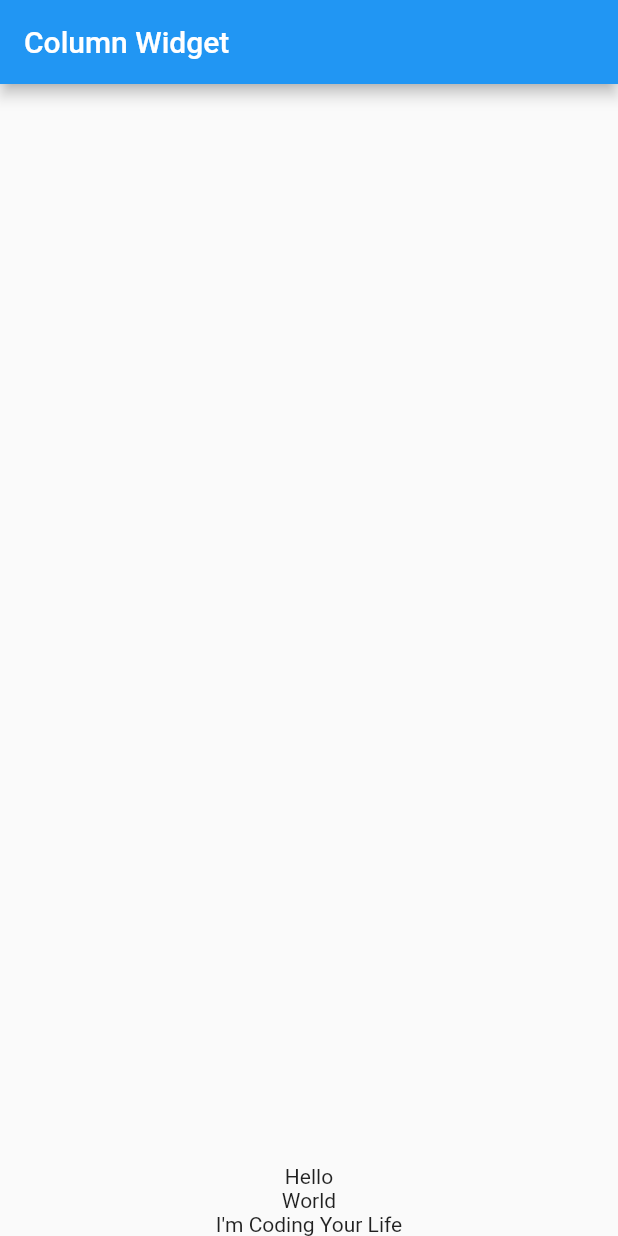
After one commit to faisalramdan17/flutter_basic_tutorial, a Flutter app: the screen it shows after launch, on a phone screen of 412 x 824 dp. The commit adds this screen. Run offline on Flutter 3.47's test engine with Material 2 defaults, Android fonts, the phone set to English and light mode, and no system bars.

Commit message:
Row & Column Widgets & Minor fixes

```diff
--- a/lib/main.dart
+++ b/lib/main.dart
@@ -1,4 +1,4 @@
 import 'package:flutter/material.dart';
-import 'package:flutter_basic_tutorial/widgets/scaffold.dart';
+import 'package:flutter_basic_tutorial/widgets/column.dart';
 
-void main() => runApp(const ScaffoldWidget2());
+void main() => runApp(const MaterialApp(home: ColumnWidget4()));
--- /dev/null
+++ b/lib/widgets/column.dart
@@ -0,0 +1,96 @@
+import 'package:flutter/material.dart';
+
+class ColumnWidget1 extends StatelessWidget {
+  const ColumnWidget1({super.key});
+
+  @override
+  Widget build(BuildContext context) {
+    return Scaffold(
+      appBar: AppBar(title: const Text('Column Widget')),
+      body: Column(
+        mainAxisSize: MainAxisSize.max,
+        crossAxisAlignment: CrossAxisAlignment.center,
+        mainAxisAlignment: MainAxisAlignment.center,
+        children: const [
+          Text('Hello'),
+          Text('World'),
+          Text('I\'m Coding Your Life'),
+        ],
+      ),
+    );
+  }
+}
+
+class ColumnWidget2 extends StatelessWidget {
+  const ColumnWidget2({super.key});
+
+  @override
+  Widget build(BuildContext context) {
+    return Scaffold(
+      appBar: AppBar(title: const Text('Column Widget')),
+      body: SizedBox(
+        width: double.maxFinite,
+        child: Column(
+          mainAxisSize: MainAxisSize.max,
+          crossAxisAlignment: CrossAxisAlignment.center,
+          mainAxisAlignment: MainAxisAlignment.center,
+          children: const [
+            Text('Hello'),
+            Text('World'),
+            Text('I\'m Coding Your Life'),
+          ],
+        ),
+      ),
+    );
+  }
+}
+
+class ColumnWidget3 extends StatelessWidget {
+  const ColumnWidget3({super.key});
+
+  @override
+  Widget build(BuildContext context) {
+    return Scaffold(
+      appBar: AppBar(title: const Text('Column Widget')),
+      body: SizedBox(
+        width: double.maxFinite,
+        child: Column(
+          mainAxisSize: MainAxisSize.max,
+          crossAxisAlignment: CrossAxisAlignment.center,
+          mainAxisAlignment: MainAxisAlignment.end,
+          children: const [
+            Text('Hello'),
+            Text('World'),
+            Text('I\'m Coding Your Life'),
+          ],
+        ),
+      ),
+    );
+  }
+}
+
+class ColumnWidget4 extends StatelessWidget {
+  const ColumnWidget4({super.key});
+
+  @override
+  Widget build(BuildContext context) {
+    return Scaffold(
+      appBar: AppBar(title: const Text('Column Widget')),
+      body: SafeArea(
+        child: SizedBox(
+          width: double.maxFinite,
+          child: Column(
+            mainAxisSize: MainAxisSize.max,
+            crossAxisAlignment: CrossAxisAlignment.center,
+            mainAxisAlignment: MainAxisAlignment.end,
+            children: const [
+              Text('Hello'),
+              Text('World'),
+              Text('I\'m Coding Your Life'),
+            ],
+          ),
+        ),
+      ),
+    );
+  }
+}
```
Also changed, not shown: lib/widgets/container.dart (+3 -9 lines), lib/widgets/row.dart (added, +45 -0 lines), lib/widgets/scaffold.dart (+2 -6 lines), lib/widgets/text_richtext.dart (+3 -9 lines).
